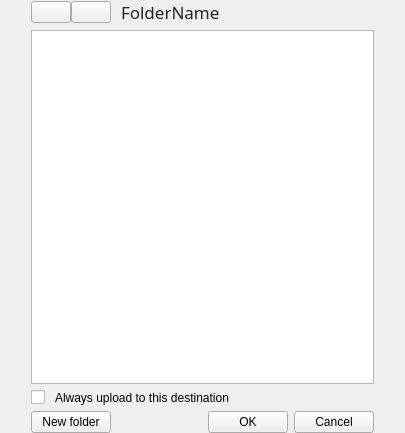
Before: the Qt Designer form src/MEGASync/gui/node_selector/gui/macx/NodeSelectorTreeViewWidget.ui in meganz/MEGAsync, drawn with Qt 5.
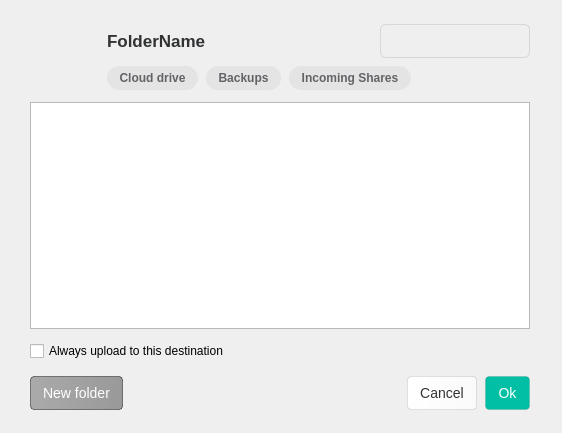
After: the same form once the commit is applied. Icons and pictures are not drawn. Custom widgets are drawn as their Qt base class.

Commit message: SNC-2928 and SNC-3195. Add search feature to File picker dialog

```diff
--- a/src/MEGASync/gui/node_selector/gui/macx/NodeSelectorTreeViewWidget.ui
+++ b/src/MEGASync/gui/node_selector/gui/macx/NodeSelectorTreeViewWidget.ui
@@ -6,7 +6,7 @@
    <rect>
     <x>0</x>
     <y>0</y>
-    <width>405</width>
+    <width>562</width>
     <height>433</height>
    </rect>
   </property>
@@ -14,111 +14,71 @@
    <string notr="true"/>
   </property>
   <property name="styleSheet">
-   <string notr="true">QScrollBar:horizontal {
-height: 16px;
-}
-
-#cbAlwaysUploadToLocation
+   <string notr="true">QToolButton
 {
-    spacing: 10px;
-}
-
-#lFolderName
-{
-  color: #242424;
-  font-family: SF Pro Text;
-  font-size: 13px;
+border:none;
 }</string>
   </property>
-  <layout class="QVBoxLayout" name="verticalLayout">
+  <layout class="QVBoxLayout" name="NodeSelectorWidgetLayout">
+   <property name="spacing">
+    <number>12</number>
+   </property>
    <property name="leftMargin">
-    <number>31</number>
+    <number>30</number>
    </property>
    <property name="topMargin">
-    <number>0</number>
+    <number>20</number>
    </property>
    <property name="rightMargin">
-    <number>31</number>
+    <number>32</number>
    </property>
    <property name="bottomMargin">
-    <number>0</number>
+    <number>23</number>
    </property>
    <item>
-    <layout class="QHBoxLayout" name="horizontalLayout_3">
-     <property name="spacing">
-      <number>0</number>
-     </property>
+    <layout class="QGridLayout" name="gridLayout">
      <property name="topMargin">
-      <number>0</number>
+      <number>4</number>
      </property>
      <property name="bottomMargin">
       <number>0</number>
      </property>
-     <item alignment="Qt::AlignVCenter">
-      <widget class="QPushButton" name="bBack">
-       <property name="sizePolicy">
-        <sizepolicy hsizetype="Preferred" vsizetype="Preferred">
-         <horstretch>0</horstretch>
-         <verstretch>0</verstretch>
-        </sizepolicy>
-       </property>
+     <property name="horizontalSpacing">
+      <number>2</number>
+     </property>
+     <property name="verticalSpacing">
+      <number>8</number>
+     </property>
+     <item row="0" column="10">
+      <widget class="SearchLineEdit" name="leSearch">
        <property name="minimumSize">
         <size>
-         <width>0</width>
-         <height>0</height>
+         <width>150</width>
+         <height>34</height>
         </size>
        </property>
-       <property name="maximumSize">
-        <size>
-         <width>40</width>
-         <height>16777215</height>
-        </size>
-       </property>
-       <property name="focusPolicy">
-        <enum>Qt::NoFocus</enum>
-       </property>
        <property name="styleSheet">
-        <string notr="true"/>
+        <string notr="true">QFrame{
+border-radius:6px;
+border-width:1px 1px 1px 1px;
+border-style:solid;
+border-color:rgba(0,0,0,0.1);
+min-height:32px;
+}</string>
        </property>
-       <property name="text">
-        <string/>
+       <property name="frameShape">
+        <enum>QFrame::StyledPanel</enum>
        </property>
-       <property name="icon">
-        <iconset resource="../../../Resources_macx.qrc">
-         <normaloff>:/images/node_selector/arrow-left-ico.png</normaloff>
-         <disabledoff>:/images/node_selector/arrow-left-disabled-ico.png</disabledoff>:/images/node_selector/arrow-left-ico.png</iconset>
-       </property>
-       <property name="iconSize">
-        <size>
-         <width>16</width>
-         <height>16</height>
-        </size>
-       </property>
-       <property name="autoDefault">
-        <bool>false</bool>
+       <property name="frameShadow">
+        <enum>QFrame::Plain</enum>
        </property>
       </widget>
      </item>
-     <item alignment="Qt::AlignVCenter">
+     <item row="0" column="1">
       <widget class="QPushButton" name="bForward">
-       <property name="enabled">
-        <bool>true</bool>
-       </property>
-       <property name="sizePolicy">
-        <sizepolicy hsizetype="Preferred" vsizetype="Preferred">
-         <horstretch>0</horstretch>
-         <verstretch>0</verstretch>
-        </sizepolicy>
-       </property>
-       <property name="minimumSize">
-        <size>
-         <width>0</width>
-         <height>0</height>
-        </size>
-       </property>
        <property name="maximumSize">
         <size>
-         <width>40</width>
+         <width>30</width>
          <height>16777215</height>
         </size>
        </property>
@@ -129,7 +89,11 @@
         <number>-2</number>
        </property>
        <property name="styleSheet">
-        <string notr="true"/>
+        <string notr="true">QPushButton {
+    border: none;
+    background-color: transparent;
+    padding: 0px;
+}</string>
        </property>
        <property name="text">
         <string/>
@@ -141,16 +105,13 @@
        </property>
        <property name="iconSize">
         <size>
-         <width>16</width>
-         <height>16</height>
+         <width>24</width>
+         <height>24</height>
         </size>
        </property>
-       <property name="autoDefault">
-        <bool>false</bool>
-       </property>
       </widget>
      </item>
-     <item>
+     <item row="0" column="2">
       <spacer name="horizontalSpacer_5">
        <property name="orientation">
         <enum>Qt::Horizontal</enum>
@@ -160,19 +121,139 @@
        </property>
        <property name="sizeHint" stdset="0">
         <size>
-         <width>10</width>
+         <width>13</width>
          <height>20</height>
         </size>
        </property>
       </spacer>
      </item>
-     <item alignment="Qt::AlignHCenter|Qt::AlignVCenter">
+     <item row="0" column="4">
+      <widget class="QLabel" name="searchingText">
+       <property name="styleSheet">
+        <string notr="true">*{
+font-size:17px;
+color:#3D3D3D;
+}</string>
+       </property>
+       <property name="text">
+        <string notr="true"/>
+       </property>
+      </widget>
+     </item>
+     <item row="0" column="5">
+      <spacer name="syncSpacer">
+       <property name="orientation">
+        <enum>Qt::Horizontal</enum>
+       </property>
+       <property name="sizeType">
+        <enum>QSizePolicy::Fixed</enum>
+       </property>
+       <property name="sizeHint" stdset="0">
+        <size>
+         <width>13</width>
+         <height>20</height>
+        </size>
+       </property>
+      </spacer>
+     </item>
+     <item row="0" column="6">
+      <widget class="QLabel" name="lIcon">
+       <property name="minimumSize">
+        <size>
+         <width>0</width>
+         <height>0</height>
+        </size>
+       </property>
+       <property name="maximumSize">
+        <size>
+         <width>16777215</width>
+         <height>16777215</height>
+        </size>
+       </property>
+       <property name="text">
+        <string notr="true"/>
+       </property>
+       <property name="alignment">
+        <set>Qt::AlignCenter</set>
+       </property>
+       <property name="margin">
+        <number>0</number>
+       </property>
+       <property name="indent">
+        <number>-1</number>
+       </property>
+      </widget>
+     </item>
+     <item row="0" column="0">
+      <widget class="QPushButton" name="bBack">
+       <property name="maximumSize">
+        <size>
+         <width>30</width>
+         <height>16777215</height>
+        </size>
+       </property>
+       <property name="cursor">
+        <cursorShape>PointingHandCursor</cursorShape>
+       </property>
+       <property name="styleSheet">
+        <string notr="true">QPushButton {
+    border: none;
+    background-color: transparent;
+    padding: 0px;
+}
+</string>
+       </property>
+       <property name="text">
+        <string/>
+       </property>
+       <property name="icon">
+        <iconset resource="../../../Resources_macx.qrc">
+         <normaloff>:/images/node_selector/chevron-left-active.png</normaloff>
+         <disabledoff>:/images/node_selector/chevron-left.png</disabledoff>:/images/node_selector/chevron-left-active.png</iconset>
+       </property>
+       <property name="iconSize">
+        <size>
+         <width>24</width>
+         <height>24</height>
+        </size>
+       </property>
+      </widget>
+     </item>
+     <item row="0" column="9">
+      <spacer name="horizontalSpacer_4">
+       <property name="orientation">
+        <enum>Qt::Horizontal</enum>
+       </property>
+       <property name="sizeHint" stdset="0">
+        <size>
+         <width>40</width>
+         <height>20</height>
+        </size>
+       </property>
+      </spacer>
+     </item>
+     <item row="0" column="7">
+      <spacer name="avatarSpacer">
+       <property name="orientation">
+        <enum>Qt::Horizontal</enum>
+       </property>
+       <property name="sizeType">
+        <enum>QSizePolicy::Fixed</enum>
+       </property>
+       <property name="sizeHint" stdset="0">
+        <size>
+         <width>13</width>
+         <height>20</height>
+        </size>
+       </property>
+      </spacer>
+     </item>
+     <item row="0" column="3">
       <widget class="QLabel" name="lFolderName">
        <property name="font">
         <font>
-         <family>SF Pro 58</family>
          <pointsize>-1</pointsize>
-         <bold>false</bold>
+         <bold>true</bold>
          <strikeout>false</strikeout>
          <kerning>false</kerning>
         </font>
@@ -180,6 +261,8 @@
        <property name="styleSheet">
         <string notr="true">QLabel{
 font-size:17px;
+font-weight: bold;
+color:#303233;
 }</string>
        </property>
        <property name="text">
@@ -187,67 +270,7 @@
        </property>
       </widget>
      </item>
-     <item>
-      <spacer name="syncSpacer">
-       <property name="orientation">
-        <enum>Qt::Horizontal</enum>
-       </property>
-       <property name="sizeType">
-        <enum>QSizePolicy::Fixed</enum>
-       </property>
-       <property name="sizeHint" stdset="0">
-        <size>
-         <width>10</width>
-         <height>20</height>
-        </size>
-       </property>
-      </spacer>
-     </item>
-     <item>
-      <widget class="QLabel" name="lIcon">
-       <property name="minimumSize">
-        <size>
-         <width>0</width>
-         <height>0</height>
-        </size>
-       </property>
-       <property name="maximumSize">
-        <size>
-         <width>16777215</width>
-         <height>16777215</height>
-        </size>
-       </property>
-       <property name="text">
-        <string/>
-       </property>
-       <property name="alignment">
-        <set>Qt::AlignCenter</set>
-       </property>
-       <property name="margin">
-        <number>0</number>
-       </property>
-       <property name="indent">
-        <number>-1</number>
-       </property>
-      </widget>
-     </item>
-     <item>
-      <spacer name="avatarSpacer">
-       <property name="orientation">
-        <enum>Qt::Horizontal</enum>
-       </property>
-       <property name="sizeType">
-        <enum>QSizePolicy::Fixed</enum>
-       </property>
-       <property name="sizeHint" stdset="0">
-        <size>
-         <width>10</width>
-         <height>20</height>
-        </size>
-       </property>
-      </spacer>
-     </item>
-     <item>
+     <item row="0" column="8">
       <widget class="QLabel" name="lOwnerIcon">
        <property name="minimumSize">
         <size>
@@ -269,15 +292,215 @@
        </property>
       </widget>
      </item>
-     <item>
-      <spacer name="horizontalSpacer_4">
+     <item row="1" column="3" colspan="8" alignment="Qt::AlignLeft">
+      <widget class="QWidget" name="searchButtonsWidget" native="true">
+       <property name="minimumSize">
+        <size>
+         <width>0</width>
+         <height>0</height>
+        </size>
+       </property>
+       <property name="maximumSize">
+        <size>
+         <width>16777215</width>
+         <height>24</height>
+        </size>
+       </property>
+       <property name="styleSheet">
+        <string notr="true">QToolButton
+{
+  border-radius: 12px;
+  font-weight: 600;
+  height:24px;
+  padding-left:8px;
+  padding-right:8px;
+  background-color: rgba(0, 0, 0, 0.05);
+  color:#616366;
+}
+
+QToolButton:checked
+{
+  background-color: #04101E;
+  color:#FAFAFB;
+}
+
+QToolButton:hover
+{
+  background-color: rgba(0, 0, 0, 0.1);
+  color:#616366;
+}
+
+
+QToolButton:pressed
+{
+  background-color: rgba(0, 0, 0, 0.2);
+  color:#616366;
+}
+</string>
+       </property>
+       <layout class="QHBoxLayout" name="horizontalLayout_2">
+        <property name="spacing">
+         <number>8</number>
+        </property>
+        <property name="leftMargin">
+         <number>0</number>
+        </property>
+        <property name="topMargin">
+         <number>0</number>
+        </property>
+        <property name="bottomMargin">
+         <number>0</number>
+        </property>
+        <item>
+         <widget class="QToolButton" name="cloudDriveSearch">
+          <property name="cursor">
+           <cursorShape>PointingHandCursor</cursorShape>
+          </property>
+          <property name="tabletTracking">
+           <bool>false</bool>
+          </property>
+          <property name="autoFillBackground">
+           <bool>false</bool>
+          </property>
+          <property name="styleSheet">
+           <string notr="true"/>
+          </property>
+          <property name="text">
+           <string>Cloud drive</string>
+          </property>
+          <property name="icon">
+           <iconset resource="../../../Resources_macx.qrc">
+            <normaloff>:/images/node_selector/search_filter/small_cloud_default.png</normaloff>:/images/node_selector/search_filter/small_cloud_default.png</iconset>
+          </property>
+          <property name="iconSize">
+           <size>
+            <width>16</width>
+            <height>16</height>
+           </size>
+          </property>
+          <property name="checkable">
+           <bool>true</bool>
+          </property>
+          <property name="autoExclusive">
+           <bool>false</bool>
+          </property>
+          <property name="toolButtonStyle">
+           <enum>Qt::ToolButtonTextBesideIcon</enum>
+          </property>
+          <property name="default_icon" stdset="0">
+           <string notr="true">qrc:/images/node_selector/search_filter/small_cloud_default.png</string>
+          </property>
+          <property name="not_change_text_color" stdset="0">
+           <bool>true</bool>
+          </property>
+          <property name="icon_spacing" stdset="0">
+           <UInt>6</UInt>
+          </property>
+          <property name="hover_selected" stdset="0">
+           <bool>true</bool>
+          </property>
+          <attribute name="buttonGroup">
+           <string notr="true">searchFilterButtonGroup</string>
+          </attribute>
+         </widget>
+        </item>
+        <item>
+         <widget class="QToolButton" name="backupsSearch">
+          <property name="cursor">
+           <cursorShape>PointingHandCursor</cursorShape>
+          </property>
+          <property name="text">
+           <string>Backups</string>
+          </property>
+          <property name="icon">
+           <iconset resource="../../../Resources_macx.qrc">
+            <normaloff>:/images/node_selector/search_filter/small_database_default.png</normaloff>:/images/node_selector/search_filter/small_database_default.png</iconset>
+          </property>
+          <property name="iconSize">
+           <size>
+            <width>16</width>
+            <height>16</height>
+           </size>
+          </property>
+          <property name="checkable">
+           <bool>true</bool>
+          </property>
+          <property name="toolButtonStyle">
+           <enum>Qt::ToolButtonTextBesideIcon</enum>
+          </property>
+          <property name="default_icon" stdset="0">
+           <string notr="true">qrc:/images/node_selector/search_filter/small_database_default.png</string>
+          </property>
+          <property name="not_change_text_color" stdset="0">
+           <bool>true</bool>
+          </property>
+          <property name="icon_spacing" stdset="0">
+           <UInt>6</UInt>
+          </property>
+          <property name="hover_selected" stdset="0">
+           <bool>true</bool>
+          </property>
+          <attribute name="buttonGroup">
+           <string notr="true">searchFilterButtonGroup</string>
+          </attribute>
+         </widget>
+        </item>
+        <item>
+         <widget class="QToolButton" name="incomingSharesSearch">
+          <property name="cursor">
+           <cursorShape>PointingHandCursor</cursorShape>
+          </property>
+          <property name="text">
+           <string>Incoming Shares</string>
+          </property>
+          <property name="icon">
+           <iconset resource="../../../Resources_macx.qrc">
+            <normaloff>:/images/node_selector/search_filter/small_folder_default.png</normaloff>:/images/node_selector/search_filter/small_folder_default.png</iconset>
+          </property>
+          <property name="iconSize">
+           <size>
+            <width>16</width>
+            <height>16</height>
+           </size>
+          </property>
+          <property name="checkable">
+           <bool>true</bool>
+          </property>
+          <property name="toolButtonStyle">
+           <enum>Qt::ToolButtonTextBesideIcon</enum>
+          </property>
+          <property name="default_icon" stdset="0">
+           <string notr="true">qrc:/images/node_selector/search_filter/small_folder_default.png</string>
+          </property>
+          <property name="not_change_text_color" stdset="0">
+           <bool>true</bool>
+          </property>
+          <property name="icon_spacing" stdset="0">
+           <UInt>6</UInt>
+          </property>
+          <property name="hover_selected" stdset="0">
+           <bool>true</bool>
+          </property>
+          <attribute name="buttonGroup">
+           <string notr="true">searchFilterButtonGroup</string>
+          </attribute>
+         </widget>
+        </item>
+       </layout>
+      </widget>
+     </item>
+     <item row="1" column="2">
+      <spacer name="verticalSpacer_4">
        <property name="orientation">
-        <enum>Qt::Horizontal</enum>
+        <enum>Qt::Vertical</enum>
+       </property>
+       <property name="sizeType">
+        <enum>QSizePolicy::Fixed</enum>
        </property>
        <property name="sizeHint" stdset="0">
         <size>
-         <width>40</width>
-         <height>20</height>
+         <width>0</width>
+         <height>12</height>
         </size>
        </property>
       </spacer>
@@ -285,116 +508,379 @@
     </layout>
    </item>
    <item>
-    <widget class="NodeSelectorTreeView" name="tMegaFolders">
-     <property name="font">
-      <font>
-       <pointsize>-1</pointsize>
-      </font>
+    <widget class="QStackedWidget" name="stackedWidget">
+     <property name="currentIndex">
+      <number>0</number>
      </property>
-     <property name="focusPolicy">
-      <enum>Qt::StrongFocus</enum>
-     </property>
-     <property name="styleSheet">
-      <string notr="true">QTreeView {
-show-decoration-selected: 1;
-selection-background-color: #3393DF;
-selection-color:white;
-font-size: 14px;
-qproperty-indentation: 18;
-outline:none;
+     <widget class="QWidget" name="treeViewPage">
+      <layout class="QVBoxLayout" name="verticalLayout_2">
+       <property name="leftMargin">
+        <number>0</number>
+       </property>
+       <property name="topMargin">
+        <number>0</number>
+       </property>
+       <property name="rightMargin">
+        <number>0</number>
+       </property>
+       <property name="bottomMargin">
+        <number>0</number>
+       </property>
+       <item>
+        <widget class="NodeSelectorTreeView" name="tMegaFolders">
+         <property name="font">
+          <font>
+           <family>SF Pro Display</family>
+           <pointsize>-1</pointsize>
+           <bold>false</bold>
+          </font>
+         </property>
+         <property name="focusPolicy">
+          <enum>Qt::StrongFocus</enum>
+         </property>
+         <property name="styleSheet">
+          <string notr="true">QTreeView {
+    show-decoration-selected: 1;
+	selection-background-color: #3393df;
+	 font-size: 14px;
+	font-weight:400;
+ 	qproperty-indentation: 18; 
+	outline:0;
+     font-family:SF Pro Display;
+}
+
+QTreeView::item:last
+{
+	padding-left:6px;
+}
+
+
+QTreeView::item:disabled
+{
+	background-color:transparent;
+}
+
+
+QTreeView::item:hover {
+   background-color:transparent;
+}
+
+
+QTreeView::branch:hover {
+background-color:transparent;
+}
+
+
+QTreeView::branch:selected {
+background-color: #3393df;
+}
+
+
+QTreeView::item:selected {
+    background-color: #3393df;
+	color: white;
+	font-size: 14px;
+}
+
+QTreeView::branch {
+padding-top:2px;
 }
 
 QTreeView::branch:selected:closed:has-children:adjoins-item {
 border-image: none;
 image:url(://images/node_selector/Icon-Small-Arrow-Left-hover.png) ;
 }
+
+
 QTreeView::branch:selected:open:has-children:adjoins-item {
 border-image: none;
 image: url(://images/node_selector/Icon-Small-Arrow-Down-hover.png) ;
 }
+
+
 QTreeView::branch:!selected:closed:has-children:adjoins-item {
 border-image: none;
 image: url(://images/node_selector/Icon-Small-Arrow-Left.png) ;
 }
+
+
 QTreeView::branch:!selected:open:has-children:adjoins-item {
 border-image: none;
 image: url(://images/node_selector/Icon-Small-Arrow-Down.png) ;
 }
 
 
+QHeaderView
+{
+background: #FFFFFF;
+font-size: 12px;
+font-weight:400;
+color:#303233;
+padding-top: 2px;
+font-family:SF Pro Display;
+}
+
+QHeaderView::section {
+background: #FFFFFF;
+border-left:1px solid #dadada;			
+border-top:0 px;
+border-bottom:0px;					 					 				 					 	
+border-right:0px;
+padding-left:8px;
+}
+
+
+QHeaderView::section::first
+{
+border-left:0px;		
+}
+
+QHeaderView::down-arrow { 
+width: 4px; height:6px;
+subcontrol-position: right;
+top:-2px;
+left:0px;
+padding-right:10px;
+} 
+
+QHeaderView::up-arrow {
+width: 4px; height:6px;
+subcontrol-position: right;
+top:-2px;
+left:0px;
+padding-right:10px;
+} 
+
+QScrollBar:vertical
+{
+    background: #f6f6f6;
+    width: 15px;
+    border-left: 1px solid #E4E4E4;
+}
+
+QScrollBar::sub-line:vertical, QScrollBar::add-line:vertical
+{
+    border: none;
+    background: none;
+    width:0px;
+    height:0px;
+}
+
+QScrollBar::handle:vertical
+{
+    background: #c0c0c0;
+    min-height: 20px;
+    border-radius: 4px;
+    margin: 3px 4px 3px 2px;
+}
+
+
+
+
 </string>
-     </property>
-     <property name="frameShape">
-      <enum>QFrame::StyledPanel</enum>
-     </property>
-     <property name="frameShadow">
-      <enum>QFrame::Plain</enum>
-     </property>
-     <property name="alternatingRowColors">
-      <bool>true</bool>
-     </property>
-     <property name="selectionMode">
-      <enum>QAbstractItemView::SingleSelection</enum>
-     </property>
-     <property name="iconSize">
-      <size>
-       <width>22</width>
-       <height>22</height>
-      </size>
-     </property>
-     <property name="autoExpandDelay">
-      <number>-1</number>
-     </property>
-     <property name="indentation">
-      <number>18</number>
-     </property>
-     <property name="animated">
-      <bool>true</bool>
-     </property>
-     <property name="allColumnsShowFocus">
-      <bool>false</bool>
-     </property>
-     <property name="expandsOnDoubleClick">
-      <bool>false</bool>
-     </property>
-     <attribute name="headerMinimumSectionSize">
-      <number>35</number>
-     </attribute>
-     <attribute name="headerDefaultSectionSize">
-      <number>35</number>
-     </attribute>
+         </property>
+         <property name="frameShape">
+          <enum>QFrame::StyledPanel</enum>
+         </property>
+         <property name="frameShadow">
+          <enum>QFrame::Plain</enum>
+         </property>
+         <property name="alternatingRowColors">
+          <bool>true</bool>
+         </property>
+         <property name="selectionMode">
+          <enum>QAbstractItemView::SingleSelection</enum>
+         </property>
+         <property name="iconSize">
+          <size>
+           <width>22</width>
+           <height>22</height>
+          </size>
+         </property>
+         <property name="autoExpandDelay">
+          <number>-1</number>
+         </property>
+         <property name="indentation">
+          <number>18</number>
+         </property>
+         <property name="animated">
+          <bool>true</bool>
+         </property>
+         <property name="allColumnsShowFocus">
+          <bool>false</bool>
+         </property>
+         <property name="expandsOnDoubleClick">
+          <bool>false</bool>
+         </property>
+         <attribute name="headerMinimumSectionSize">
+          <number>35</number>
+         </attribute>
+         <attribute name="headerDefaultSectionSize">
+          <number>35</number>
+         </attribute>
+        </widget>
+       </item>
+      </layout>
+     </widget>
+     <widget class="QWidget" name="emptyPage">
+      <layout class="QVBoxLayout" name="verticalLayout_3">
+       <property name="leftMargin">
+        <number>0</number>
+       </property>
+       <property name="topMargin">
+        <number>0</number>
+       </property>
+       <property name="rightMargin">
+        <number>0</number>
+       </property>
+       <property name="bottomMargin">
+        <number>0</number>
+       </property>
+       <item>
+        <widget class="QFrame" name="frame">
+         <property name="frameShape">
+          <enum>QFrame::StyledPanel</enum>
+         </property>
+         <property name="frameShadow">
+          <enum>QFrame::Plain</enum>
+         </property>
+         <layout class="QVBoxLayout" name="verticalLayout">
+          <property name="spacing">
+           <number>0</number>
+          </property>
+          <item>
+           <spacer name="verticalSpacer">
+            <property name="orientation">
+             <enum>Qt::Vertical</enum>
+            </property>
+            <property name="sizeHint" stdset="0">
+             <size>
+              <width>20</width>
+              <height>40</height>
+             </size>
+            </property>
+           </spacer>
+          </item>
+          <item alignment="Qt::AlignHCenter|Qt::AlignVCenter">
+           <widget class="QToolButton" name="emptyIcon">
+            <property name="text">
+             <string notr="true"/>
+            </property>
+            <property name="icon">
+             <iconset resource="../../../Resources_macx.qrc">
+              <normaloff>:/images/node_selector/view/cloud.png</normaloff>:/images/node_selector/view/cloud.png</iconset>
+            </property>
+            <property name="iconSize">
+             <size>
+              <width>48</width>
+              <height>48</height>
+             </size>
+            </property>
+           </widget>
+          </item>
+          <item alignment="Qt::AlignHCenter">
+           <widget class="QWidget" name="searchEmptyInfoWidget" native="true">
+            <property name="minimumSize">
+             <size>
+              <width>0</width>
+              <height>0</height>
+             </size>
+            </property>
+            <property name="styleSheet">
+             <string notr="true">*{
+color:#3D3D3D;
+font-size:16px;
+font-weight: 700;
+}</string>
+            </property>
+            <layout class="QHBoxLayout" name="horizontalLayout_4">
+             <item alignment="Qt::AlignRight">
+              <widget class="QLabel" name="textLabel">
+               <property name="styleSheet">
+                <string notr="true"/>
+               </property>
+               <property name="text">
+                <string>No results for:</string>
+               </property>
+              </widget>
+             </item>
+             <item alignment="Qt::AlignLeft">
+              <widget class="QLabel" name="searchNotFoundText">
+               <property name="styleSheet">
+                <string notr="true">*{
+font-weight: 400;
+}</string>
+               </property>
+               <property name="text">
+                <string notr="true">TextLabel</string>
+               </property>
+              </widget>
+             </item>
+            </layout>
+           </widget>
+          </item>
+          <item>
+           <spacer name="verticalSpacer_2">
+            <property name="orientation">
+             <enum>Qt::Vertical</enum>
+            </property>
+            <property name="sizeHint" stdset="0">
+             <size>
+              <width>20</width>
+              <height>40</height>
+             </size>
+            </property>
+           </spacer>
+          </item>
+         </layout>
+        </widget>
+       </item>
+      </layout>
+     </widget>
     </widget>
    </item>
    <item>
-    <widget class="QCheckBox" name="cbAlwaysUploadToLocation">
-     <property name="sizePolicy">
-      <sizepolicy hsizetype="Preferred" vsizetype="Fixed">
-       <horstretch>0</horstretch>
-       <verstretch>0</verstretch>
-      </sizepolicy>
+    <layout class="QHBoxLayout" name="horizontalLayout_3">
+     <property name="topMargin">
+      <number>0</number>
      </property>
-     <property name="text">
-      <string>Always upload to this destination</string>
-     </property>
-    </widget>
+     <item>
+      <widget class="QCheckBox" name="cbAlwaysUploadToLocation">
+       <property name="text">
+        <string>Always upload to this destination</string>
+       </property>
+      </widget>
+     </item>
+    </layout>
    </item>
    <item>
     <widget class="QWidget" name="bLayout" native="true">
      <property name="maximumSize">
       <size>
        <width>16777215</width>
-       <height>26</height>
+       <height>40</height>
       </size>
      </property>
+     <property name="styleSheet">
+      <string notr="true">QPushButton
+{
+min-height:32px;
+padding-left:12px;
+padding-right:12px;
+font-size:14px;
+font-weight: 400;
+border-radius:4px;
+}</string>
+     </property>
      <layout class="QHBoxLayout" name="horizontalLayout">
       <property name="spacing">
-       <number>-1</number>
+       <number>8</number>
       </property>
       <property name="leftMargin">
        <number>0</number>
       </property>
       <property name="topMargin">
-       <number>0</number>
+       <number>3</number>
       </property>
       <property name="rightMargin">
        <number>0</number>
@@ -404,9 +890,42 @@
       </property>
       <item>
        <widget class="QPushButton" name="bNewFolder">
+        <property name="cursor">
+         <cursorShape>PointingHandCursor</cursorShape>
+        </property>
+        <property name="styleSheet">
+         <string notr="true">
+QPushButton
+{
+background-color:qlineargradient( x1:0 y1:0, x2:1 y2:0, stop:0 #AAAAAA, stop:1 #999999);
+color:#FFFFFF;
+border: 1px solid rgba(0, 0, 0, 0.44);
+}
+
+QPushButton:disabled
+{
+background-color: qlineargradient( x1:0 y1:0, x2:1 y2:0, stop:0 rgba(170, 170, 170, 0.3), stop:1 rgba(153, 153, 153, 0.3));
+border: 1px solid rgba(0, 0, 0, 0.15);
+}
+
+QPushButton::hover
+{
+background-color:qlineargradient( x1:0 y1:0, x2:1 y2:0, stop:0 #8D8D8D, stop:1 #7A7A7A);
+}</string>
+        </property>
         <property name="text">
          <string>New folder</string>
         </property>
+        <property name="icon">
+         <iconset resource="../../../Resources_macx.qrc">
+          <normaloff>:/images/node_selector/plus.png</normaloff>:/images/node_selector/plus.png</iconset>
+        </property>
+        <property name="iconSize">
+         <size>
+          <width>16</width>
+          <height>16</height>
+         </size>
+        </property>
        </widget>
       </item>
       <item>
@@ -422,20 +941,65 @@
         </property>
        </spacer>
       </item>
-      <item>
-       <widget class="QPushButton" name="bOk">
-        <property name="text">
-         <string>OK</string>
-        </property>
-       </widget>
-      </item>
       <item>
        <widget class="QPushButton" name="bCancel">
+        <property name="cursor">
+         <cursorShape>PointingHandCursor</cursorShape>
+        </property>
+        <property name="styleSheet">
+         <string notr="true">QPushButton
+{
+background-color:qlineargradient( x1:0 y1:0, x2:1 y2:0, stop:0 #FFFFFF, stop:1 #FAFAFA);
+color:#333333;
+border: 1px solid rgba(0, 0, 0, 0.1);
+}
+
+QPushButton:disabled
+{
+color: rgba(51, 51, 51, 0.3);
+}
+
+QPushButton:hover
+{
+background-color:qlineargradient( x1:0 y1:0, x2:1 y2:0, stop:0 #FAFAFA, stop:1 #F2F2F2);
+color:#333333;
+}</string>
+        </property>
         <property name="text">
          <string>Cancel</string>
         </property>
        </widget>
       </item>
+      <item>
+       <widget class="QPushButton" name="bOk">
+        <property name="cursor">
+         <cursorShape>PointingHandCursor</cursorShape>
+        </property>
+        <property name="styleSheet">
+         <string notr="true">QPushButton
+{
+background:#00BFA5;
+border: 1px solid rgba(0, 0, 0, 0.1);
+color:#FFFFFF;
+}
+
+QPushButton:disabled
+{
+background: rgba(0, 191, 165, 0.3);
+color:#FFFFFF;
+}
+
+QPushButton:hover
+{
+background: #00A787;
+color:#FFFFFF;
+}</string>
+        </property>
+        <property name="text">
+         <string>Ok</string>
+        </property>
+       </widget>
+      </item>
      </layout>
     </widget>
    </item>
@@ -445,7 +1009,13 @@
   <customwidget>
    <class>NodeSelectorTreeView</class>
    <extends>QTreeView</extends>
-   <header>node_selector/gui/NodeSelectorTreeView.h</header>
+   <header>gui/node_selector/gui/NodeSelectorTreeView.h</header>
+  </customwidget>
+  <customwidget>
+   <class>SearchLineEdit</class>
+   <extends>QFrame</extends>
+   <header>gui/node_selector/gui/SearchLineEdit.h</header>
+   <container>1</container>
   </customwidget>
  </customwidgets>
  <resources>
```
Left out of the diff: 37 changed lines with no effect on the pictures. The commit also changes 168 other files.
